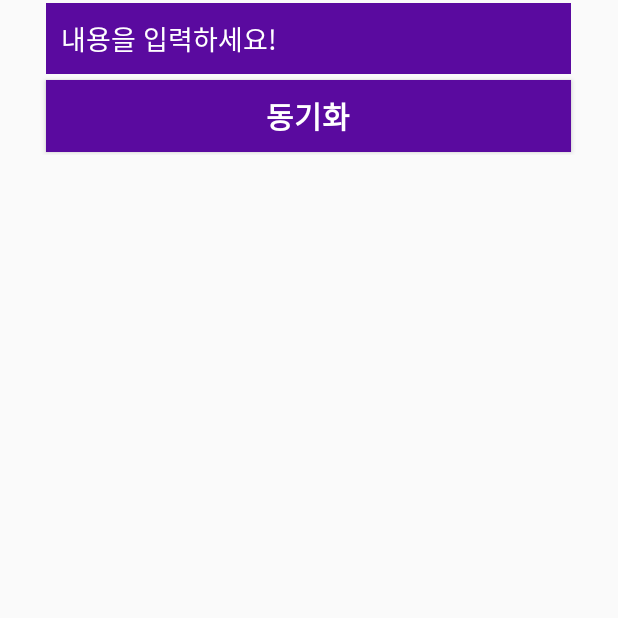
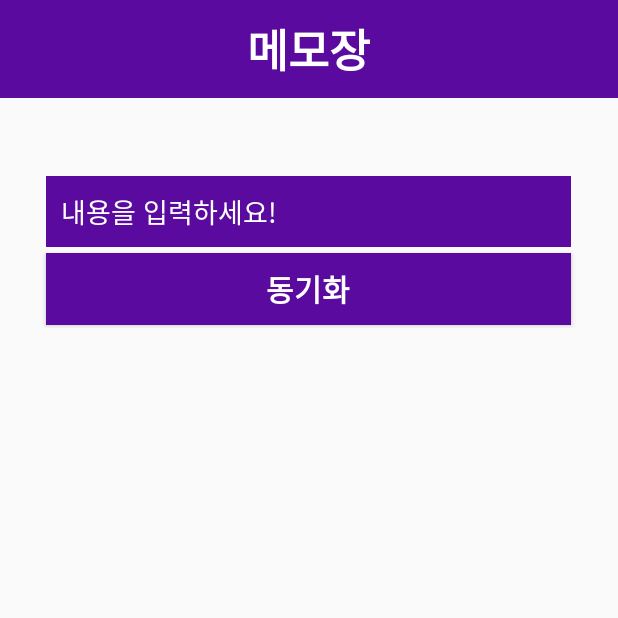
Before and after one commit to ckdgus0505/Mimo, an Android app: the screen it shows after launch (MemoActivity), on a phone screen of 412 x 824 dp, the top half of it. Run offline under Robolectric (Android 15) with nearby library versions, the phone set to English and light mode, and no system bars.

Commit message:
Mod Theme
Remove ActionBar

```diff
--- a/Android_Directory/Mimo/app/src/main/res/layout/activity_memo.xml
+++ b/Android_Directory/Mimo/app/src/main/res/layout/activity_memo.xml
@@ -9,8 +9,31 @@
     <LinearLayout
         android:layout_width="match_parent"
         android:layout_height="wrap_content"
+        android:orientation="vertical">
+
+        <LinearLayout
+            android:layout_width="match_parent"
+            android:layout_height="wrap_content"
             android:orientation="vertical"
-        android:layout_marginTop="40dp">
+            android:background="@color/colorPrimaryDark">
+
+            <TextView
+                android:layout_width="wrap_content"
+                android:layout_height="wrap_content"
+                android:layout_gravity="center"
+                android:text="메모장"
+                android:textColor="#ffffff"
+                android:textSize="30dp"
+                android:textStyle="bold"
+                android:layout_marginTop="10dp"
+                android:layout_marginBottom="10dp"/>
+        </LinearLayout>
+
+        <LinearLayout
+            android:layout_width="match_parent"
+            android:layout_height="match_parent"
+            android:orientation="vertical"
+            android:layout_marginTop="50dp">
 
             <EditText
                 android:layout_width="350dp"
@@ -39,4 +62,6 @@
 
         </LinearLayout>
 
+    </LinearLayout>
+
 </android.support.constraint.ConstraintLayout>
```
Lines whose indentation alone changed are shown as unchanged.
